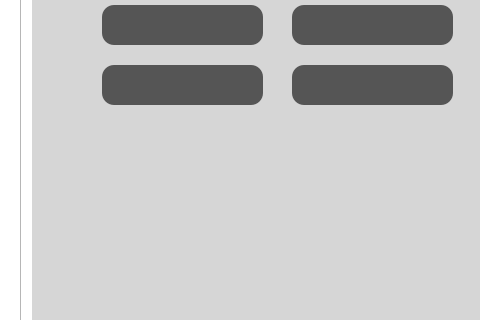
Before: the Qt Designer form main/template/IHM.ui in thetintin1000/peel-test-compiled, drawn with Qt 5; both pictures show x 0 to 480 and y 251 to 571 of the 1290 by 659 pixel window.
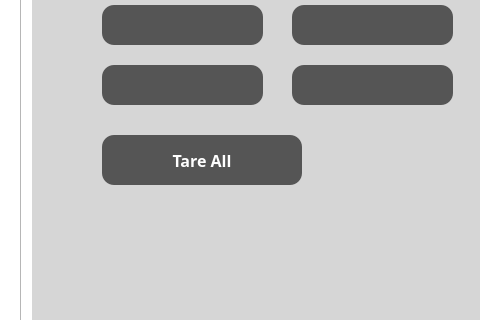
After: the same form once the commit is applied. The open tabs and pages were chosen to show the change. Icons and pictures are not drawn.

Patch:
```diff
--- a/main/template/IHM.ui
+++ b/main/template/IHM.ui
@@ -1485,6 +1485,41 @@
       </property>
      </widget>
 
+     <widget class="QPushButton" name="pushButtonTareAll">
+      <property name="geometry">
+       <rect>
+        <x>70</x>
+        <y>320</y>
+        <width>200</width>
+        <height>50</height>
+       </rect>
+      </property>
+      <property name="font">
+       <font>
+        <family>Nunito Sans</family>
+        <pointsize>12</pointsize>
+        <weight>75</weight>
+        <bold>true</bold>
+       </font>
+      </property>
+      <property name="styleSheet">
+       <string notr="true">QPushButton:enabled{
+	background-color: rgb(85, 85, 85);
+	color: white;
+	border-radius: 12px; 
+        }
+
+        QPushButton:disabled{
+                background-color: rgb(214, 214, 214);
+                color: white;
+                border-radius: 12px; 
+        }</string>
+      </property>
+      <property name="text">
+       <string>Tare All</string>
+      </property>
+     </widget>
+
      <widget class="QPushButton" name="pushButtonCalibrateSensor5">
       <property name="geometry">
        <rect>
```
